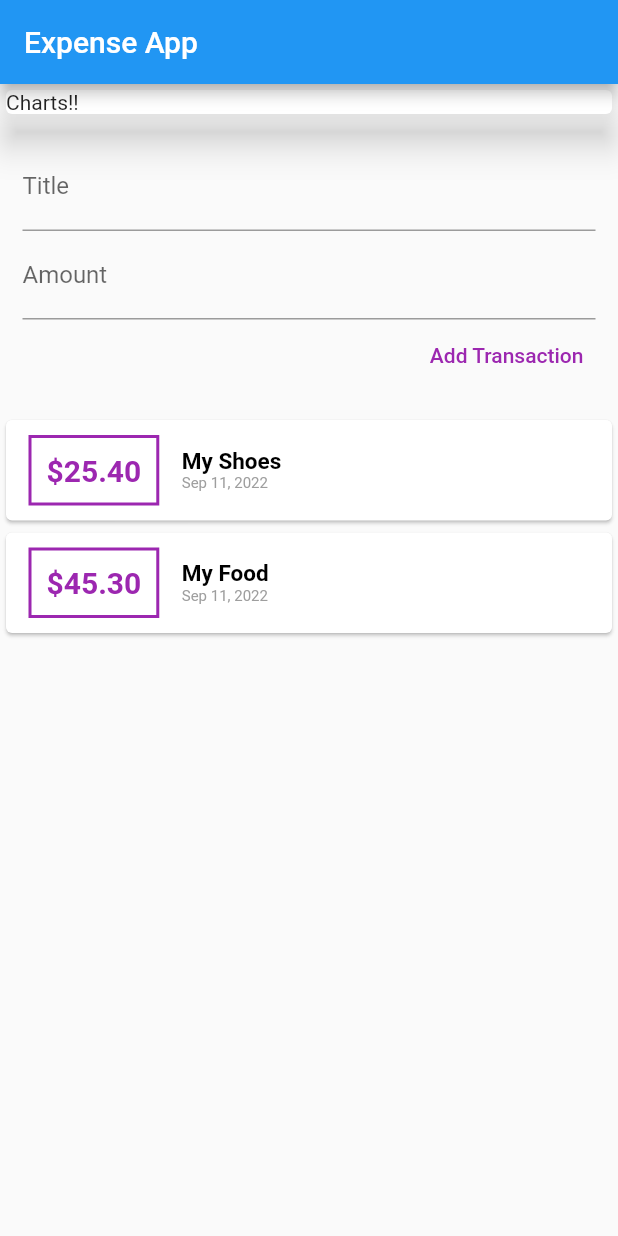
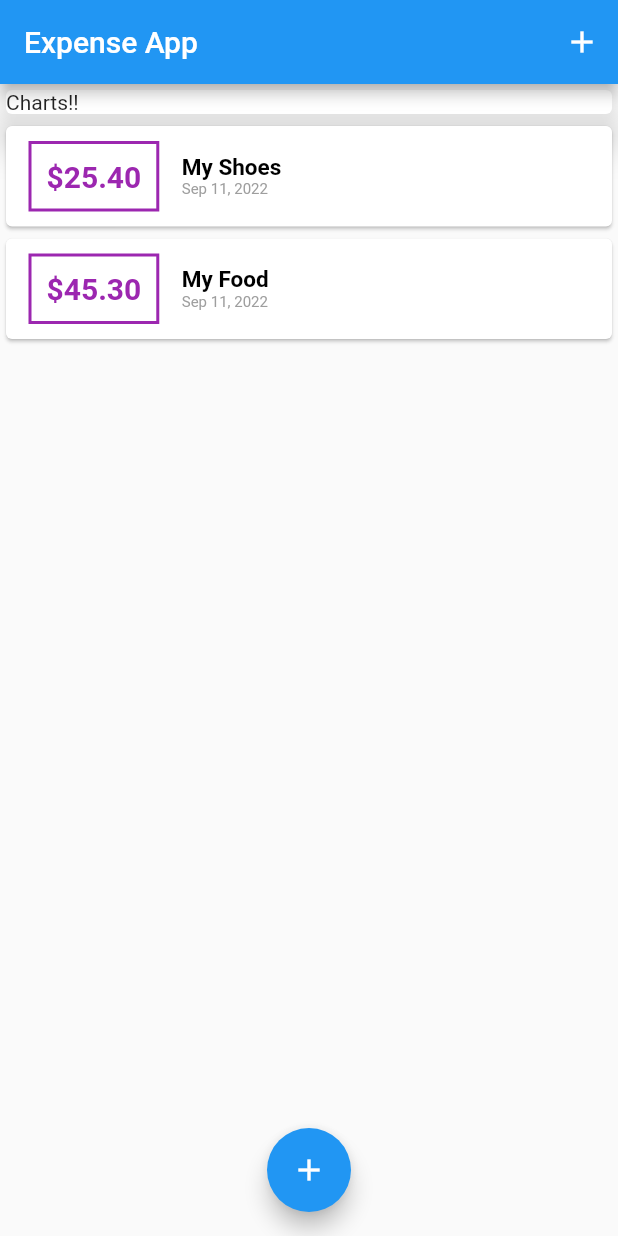
Before and after one commit to tareq453/expenss_app_udemy, a Flutter app: the screen it shows after launch, on a phone screen of 412 x 824 dp. Run offline on Flutter 3.47's test engine with Material 2 defaults, Android fonts, the light colour scheme and no system bars.

Commit message:
progress course.

```diff
--- a/lib/main.dart
+++ b/lib/main.dart
@@ -1,6 +1,8 @@
 import 'package:flutter/material.dart';
 
-import 'widget/user_transaction.dart';
+import 'models/transaction.dart';
+import 'widget/form_input.dart';
+import 'widget/transaction_list.dart';
 
 void main() {
   runApp(const MyApp());
@@ -31,12 +33,42 @@ class MyApp extends StatelessWidget {
   }
 }
 
-class MyHomePage extends StatelessWidget {
+class MyHomePage extends StatefulWidget {
+  @override
+  State<MyHomePage> createState() => _MyHomePageState();
+}
+
+class _MyHomePageState extends State<MyHomePage> {
+ final List<Transaction> transactions = [
+    Transaction(
+        id: "t1", title: "My Shoes", amount: 25.4, date: DateTime.now()),
+    Transaction(id: "t2", title: "My Food", amount: 45.3, date: DateTime.now())
+  ];
+
+
+ void _addTransaction(String titleInput, double amountInput) {
+
+    setState(() {
+      transactions.add(Transaction(
+          id: "tNew", title: titleInput, amount: amountInput, date: DateTime.now()));
+    });
+  }
+
+  void _startNewTransaction(BuildContext context){
+    showModalBottomSheet(context: context, builder: ((_) {
+            return FormInput(_addTransaction);
+    }));
+  }
 
   @override
   Widget build(BuildContext context) {
     return Scaffold(
-      appBar: AppBar(title: Text("Expense App")),
+      appBar: AppBar(title: Text("Expense App"),
+      actions: [
+        IconButton(onPressed: () {
+          _startNewTransaction(context);
+        }, icon: Icon(Icons.add))
+      ],),
       body: SingleChildScrollView(
         child: Column(
           crossAxisAlignment: CrossAxisAlignment.start,
@@ -48,10 +80,14 @@ class MyHomePage extends StatelessWidget {
                 elevation: 10,
               ),
             ),
-            UserTransaction()
+            TransactionList(transactions)
           ],
         ),
       ),
+    floatingActionButtonLocation: FloatingActionButtonLocation.centerFloat,
+      floatingActionButton: FloatingActionButton(onPressed: (() {
+        _startNewTransaction(context);
+      }), child: Icon(Icons.add),),
     );
   }
 }
--- a/lib/widget/form_input.dart
+++ b/lib/widget/form_input.dart
@@ -1,10 +1,17 @@
 import 'package:flutter/material.dart';
 
-class FormInput extends StatelessWidget {
-  final titleController = TextEditingController();
-  final amountController = TextEditingController();
+class FormInput extends StatefulWidget {
   final Function(String, double) submitHandler;
   FormInput(this.submitHandler);
+
+  @override
+  State<FormInput> createState() => _FormInputState();
+}
+
+class _FormInputState extends State<FormInput> {
+  final titleController = TextEditingController();
+
+  final amountController = TextEditingController();
 
   @override
   Widget build(BuildContext context) {
@@ -42,6 +49,8 @@ class FormInput extends StatelessWidget {
       return;
     }
 
-    submitHandler(titleText, amount);
+    widget.submitHandler(titleText, amount);
+
+    Navigator.of(context).pop();
   }
 }
--- a/lib/widget/user_transaction.dart
+++ b/lib/widget/user_transaction.dart
@@ -1,34 +1,25 @@
-import 'package:flutter/material.dart';
+// import 'package:flutter/material.dart';
 
-import '../models/transaction.dart';
-import 'form_input.dart';
-import 'transaction_list.dart';
+// import '../models/transaction.dart';
+// import 'form_input.dart';
+// import 'transaction_list.dart';
 
-class UserTransaction extends StatefulWidget {
-  const UserTransaction({Key? key}) : super(key: key);
+// class UserTransaction extends StatefulWidget {
+//   const UserTransaction({Key? key}) : super(key: key);
 
-  @override
-  State<UserTransaction> createState() => _UserTransactionState();
-}
+//   @override
+//   State<UserTransaction> createState() => _UserTransactionState();
+// }
 
-class _UserTransactionState extends State<UserTransaction> {
-  final List<Transaction> transactions = [
-    Transaction(
-        id: "t1", title: "My Shoes", amount: 25.4, date: DateTime.now()),
-    Transaction(id: "t2", title: "My Food", amount: 45.3, date: DateTime.now())
-  ];
+// class _UserTransactionState extends State<UserTransaction> {
 
-  @override
-  Widget build(BuildContext context) {
-    return Column(
-      children: [FormInput(_addTransaction), TransactionList(transactions)],
-    );
-  }
 
-  void _addTransaction(String titleInput, double amountInput) {
-    setState(() {
-      transactions.add(Transaction(
-          id: "tNew", title: titleInput, amount: amountInput, date: DateTime.now()));
-    });
-  }
-}
+//   @override
+//   Widget build(BuildContext context) {
+//     return Column(
+//       children: [FormInput(_addTransaction), TransactionList(transactions)],
+//     );
+//   }
+
+
+// }
```
